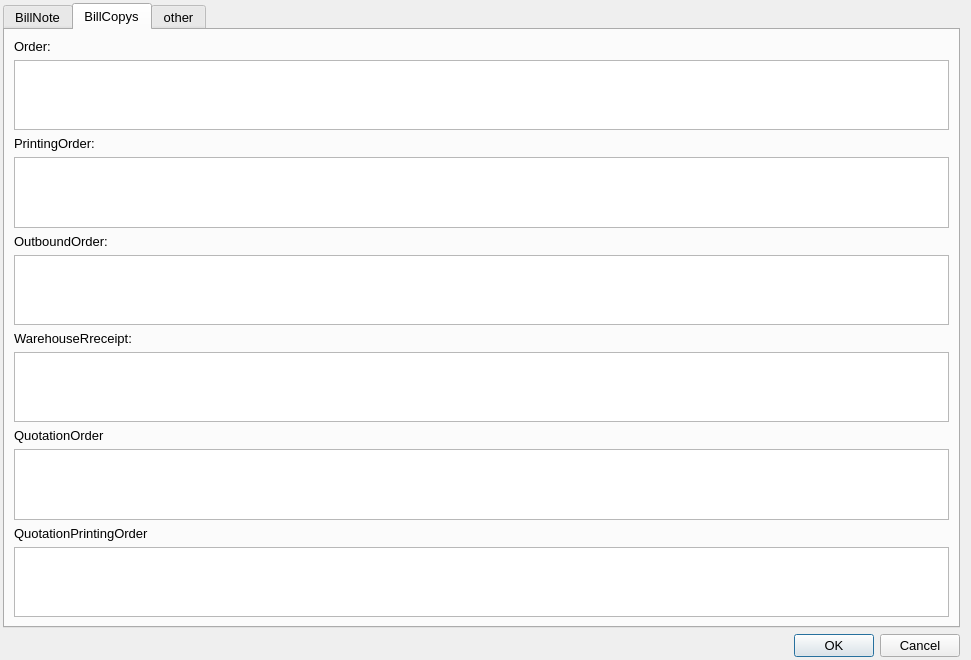
The window that Ui/FormConfig.ui (golden7602/zion) describes before a commit, drawn with Qt 5.
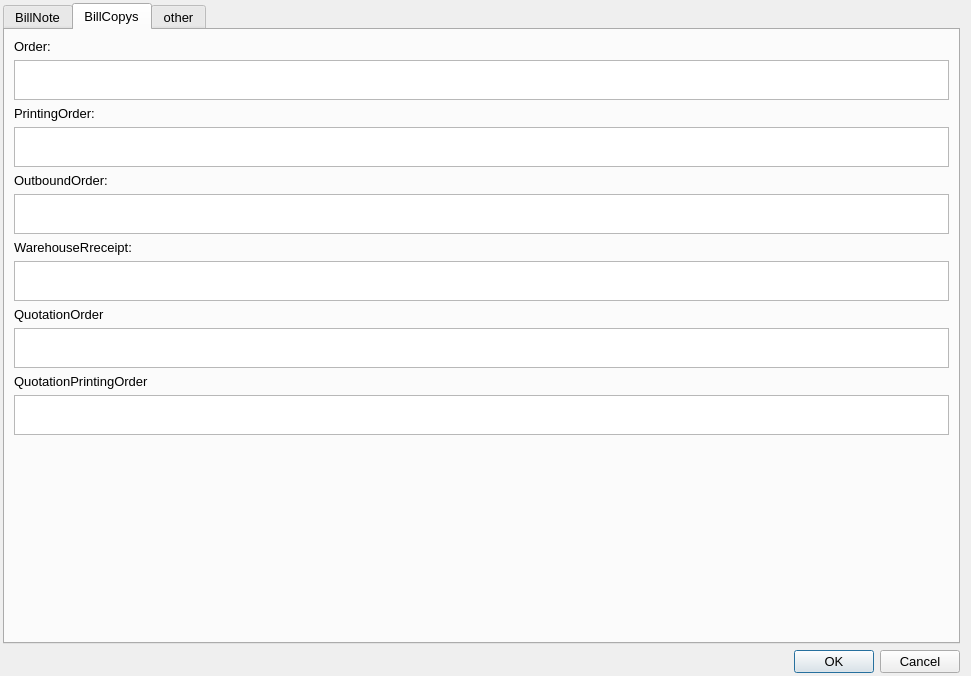
The same window after the commit. The open tabs and pages were chosen to show the change. Icons and pictures are not drawn.

The edit to the form file:
```diff
--- a/Ui/FormConfig.ui
+++ b/Ui/FormConfig.ui
@@ -7,7 +7,7 @@
     <x>0</x>
     <y>0</y>
     <width>971</width>
-    <height>629</height>
+    <height>676</height>
    </rect>
   </property>
   <property name="font">
@@ -91,7 +91,14 @@
           </widget>
          </item>
          <item>
-          <widget class="QTextEdit" name="BillCopys_Order"/>
+          <widget class="QTextEdit" name="BillCopys_Order">
+           <property name="maximumSize">
+            <size>
+             <width>16777215</width>
+             <height>40</height>
+            </size>
+           </property>
+          </widget>
          </item>
          <item>
           <widget class="QLabel" name="label_9">
@@ -101,7 +108,14 @@
           </widget>
          </item>
          <item>
-          <widget class="QTextEdit" name="BillCopys_PrintingOrder"/>
+          <widget class="QTextEdit" name="BillCopys_PrintingOrder">
+           <property name="maximumSize">
+            <size>
+             <width>16777215</width>
+             <height>40</height>
+            </size>
+           </property>
+          </widget>
          </item>
          <item>
           <widget class="QLabel" name="label_10">
@@ -111,7 +125,14 @@
           </widget>
          </item>
          <item>
-          <widget class="QTextEdit" name="BillCopys_OutboundOrder"/>
+          <widget class="QTextEdit" name="BillCopys_OutboundOrder">
+           <property name="maximumSize">
+            <size>
+             <width>16777215</width>
+             <height>40</height>
+            </size>
+           </property>
+          </widget>
          </item>
          <item>
           <widget class="QLabel" name="label_11">
@@ -121,7 +142,14 @@
           </widget>
          </item>
          <item>
-          <widget class="QTextEdit" name="BillCopys_WarehouseRreceipt"/>
+          <widget class="QTextEdit" name="BillCopys_WarehouseRreceipt">
+           <property name="maximumSize">
+            <size>
+             <width>16777215</width>
+             <height>40</height>
+            </size>
+           </property>
+          </widget>
          </item>
          <item>
           <widget class="QLabel" name="label_12">
@@ -131,7 +159,14 @@
           </widget>
          </item>
          <item>
-          <widget class="QTextEdit" name="BillCopys_QuotationOrder"/>
+          <widget class="QTextEdit" name="BillCopys_QuotationOrder">
+           <property name="maximumSize">
+            <size>
+             <width>16777215</width>
+             <height>40</height>
+            </size>
+           </property>
+          </widget>
          </item>
          <item>
           <widget class="QLabel" name="label_13">
@@ -141,7 +176,27 @@
           </widget>
          </item>
          <item>
-          <widget class="QTextEdit" name="BillCopys_QuotationPrintingOrder"/>
+          <widget class="QTextEdit" name="BillCopys_QuotationPrintingOrder">
+           <property name="maximumSize">
+            <size>
+             <width>16777215</width>
+             <height>40</height>
+            </size>
+           </property>
+          </widget>
+         </item>
+         <item>
+          <spacer name="verticalSpacer_2">
+           <property name="orientation">
+            <enum>Qt::Vertical</enum>
+           </property>
+           <property name="sizeHint" stdset="0">
+            <size>
+             <width>20</width>
+             <height>40</height>
+            </size>
+           </property>
+          </spacer>
          </item>
         </layout>
        </item>
```
Left out of the diff: 27 changed lines with no effect on the pictures.
